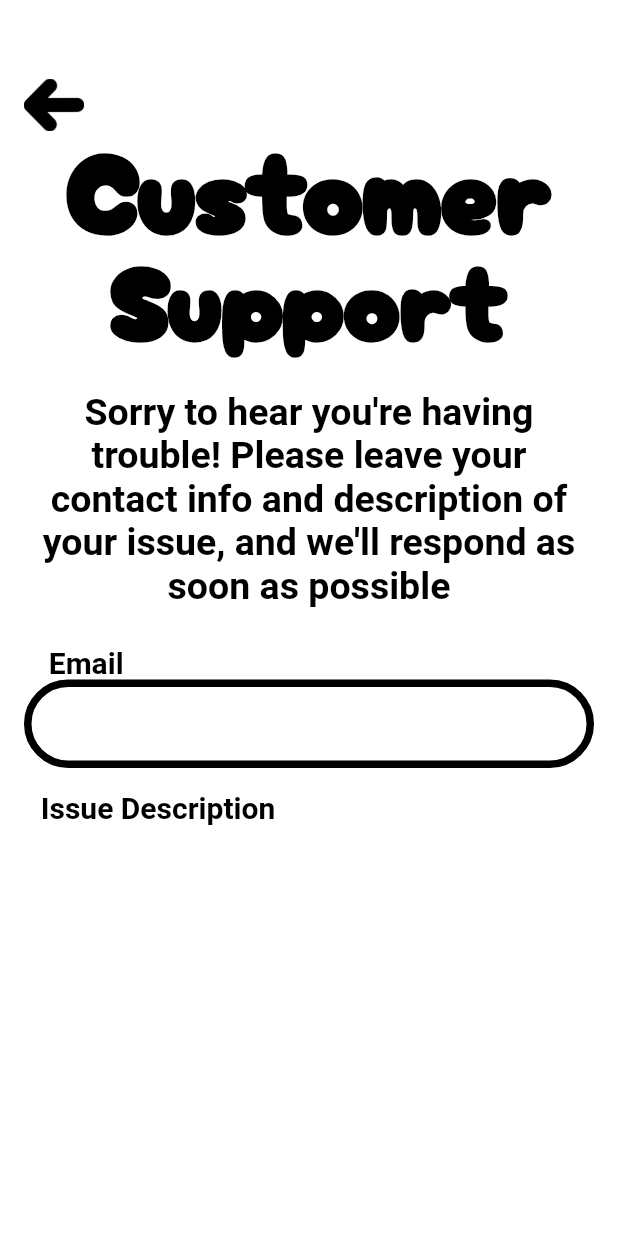
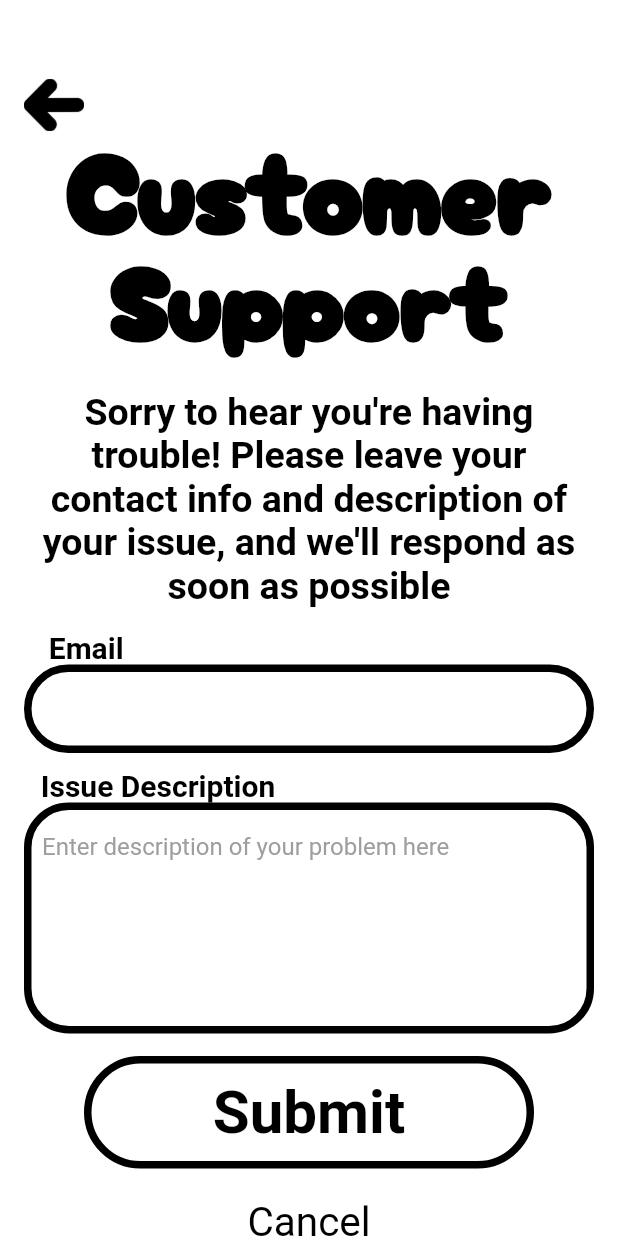
Before and after one commit to LionelQuintanilla/CECS_491A_Senior_Project, a Flutter app: the CustomerSupport screen opened directly, on a phone screen of 412 x 824 dp. Run offline on Flutter 3.47's test engine with Material 2 defaults, Android fonts, the light colour scheme and no system bars; our stand-ins replace firebase_auth, firebase_core, lottie; missing offline and left inert: flutter_overlay_loader; accounts and stored records are empty.

Commit message:
Finished the Customer Support Page Basics
-Created the form field for the customer to be able to input their email
-Created teh labels for the box and input field for the customer descriptions
-Created the submit button (Doesn't have any functionality at the moment)
-Created the cancel button which returns to previous page.

```diff
--- a/firebasetest/lib/screens/customer_support.dart
+++ b/firebasetest/lib/screens/customer_support.dart
@@ -92,7 +92,7 @@ class _CustomerSupport extends State<CustomerSupport>{
                       textAlign: TextAlign.center,
                     ),
                   ),
-                  const SizedBox(height: 25),
+                  const SizedBox(height: 15),
                   const Align(
                     alignment: Alignment(-.9, -1),
                     child:
@@ -114,7 +114,7 @@ class _CustomerSupport extends State<CustomerSupport>{
                       controller: _emailController,
                     )
                   ),
-                  const SizedBox(height: 15),
+                  const SizedBox(height: 10),
                   const Align(
                     alignment: Alignment(-.9, -1),
                     child:
@@ -127,6 +127,68 @@ class _CustomerSupport extends State<CustomerSupport>{
                       ),
                     ),
                   ),
+                  TextFormField(
+                    minLines: 6,
+                    maxLines: 15,
+                    keyboardType: TextInputType.multiline,
+                    decoration: InputDecoration(
+                      filled: true,
+                      fillColor: Colors.white,
+                      enabledBorder: OutlineInputBorder(
+                          borderRadius: BorderRadius.circular(30),
+                          borderSide: const BorderSide(color: Colors.black, width: 5)),
+                      focusedBorder: OutlineInputBorder(
+                          borderRadius: BorderRadius.circular(30),
+                          borderSide: const BorderSide(color: Colors.black, width: 5)),
+                      hintText: 'Enter description of your problem here',
+                      hintStyle: const TextStyle(
+                        color: Colors.grey,
+                      ),
+                    ),
+                  ),
+                  const SizedBox(height: 15),
+                  Container(
+                    child: Align(
+                      alignment: Alignment.center,
+                      child: SizedBox(
+                        width: 300,
+                        height: 75,
+                        child: OutlinedButton(
+                          onPressed: () async{
+
+                          },
+                          child: const Text('Submit'),
+                          style: OutlinedButton.styleFrom(
+                            minimumSize: const Size.fromHeight(75),
+                            shape: const StadiumBorder(),
+                            backgroundColor: Colors.white,
+                            foregroundColor: Colors.black,
+                            side: const BorderSide(width: 5.0, color: Colors.black),
+                            alignment: Alignment.center,
+                            textStyle: const TextStyle( fontWeight: FontWeight.bold, fontSize: 40.0),
+                          ),
+                        ),
+                      ),
+                    )
+                  ),
+                  const SizedBox(height:20),
+                  GestureDetector(
+                    onTap: () => Navigator.pop(context),
+                    child: Align(
+                      alignment: Alignment.center,
+                      child: RichText(
+                        textScaleFactor: .9,
+                        text: const TextSpan(
+                          text: "Cancel",
+                          style: TextStyle(
+                            decoration: TextDecoration.underline,
+                            color: Colors.black,
+                            fontSize: 30,
+                          )
+                        ),
+                      ),
+                    )
+                  )
                 ],
               ),
             ),
```
